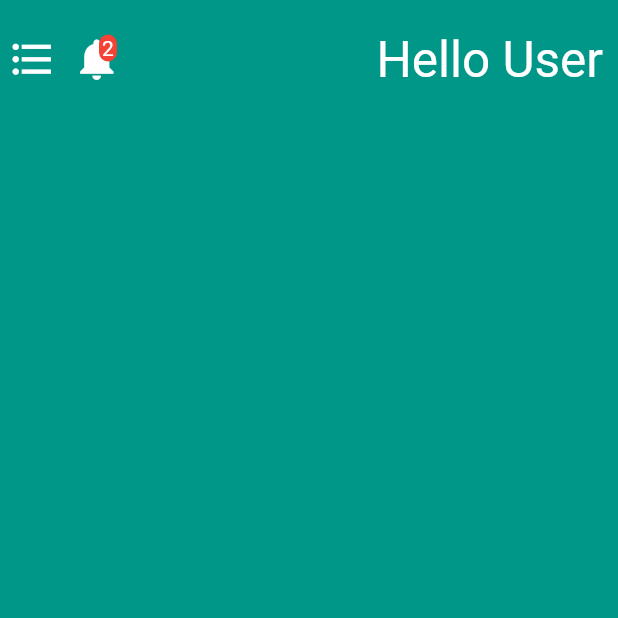
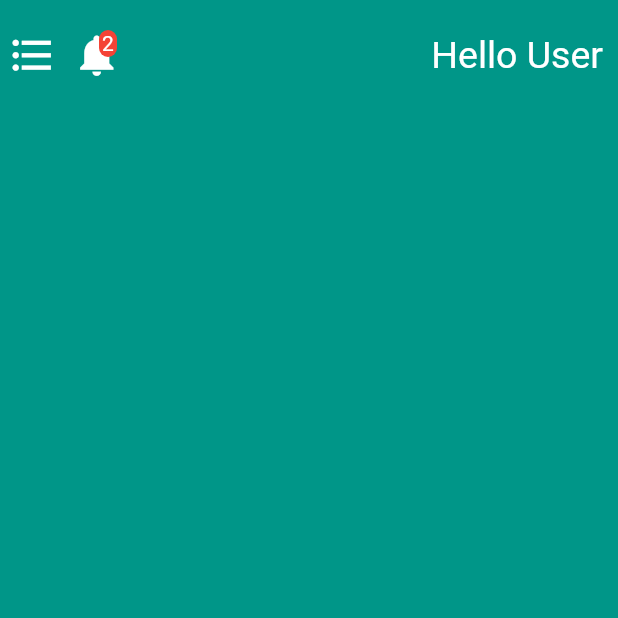
Before and after one commit to m0hit-kumar/App_ui, a Flutter app: the screen it shows after launch, on a phone screen of 412 x 824 dp, the top half of it. Run offline on Flutter 3.47's test engine with Material 2 defaults, Android fonts, the phone set to English and light mode, and no system bars; our stand-ins replace fluttertoast; missing offline and left inert: keyboard_visibility.

Commit message:
Updated 1

```diff
--- a/lib/mainpage.dart
+++ b/lib/mainpage.dart
@@ -64,12 +64,13 @@ class _mainPageState extends State<mainPage> {
                         textAlign: TextAlign.right,
                         style: TextStyle(
                           color: Colors.white,
-                          fontSize: 33.0,
-                        ),),
+                          fontSize: 25.0,
+                          ),
+                        ),
                         SizedBox(width: 10.0,)
                       ],
                     )
-                    ],
+                  ],
                 ),
               ],
             ),
```
